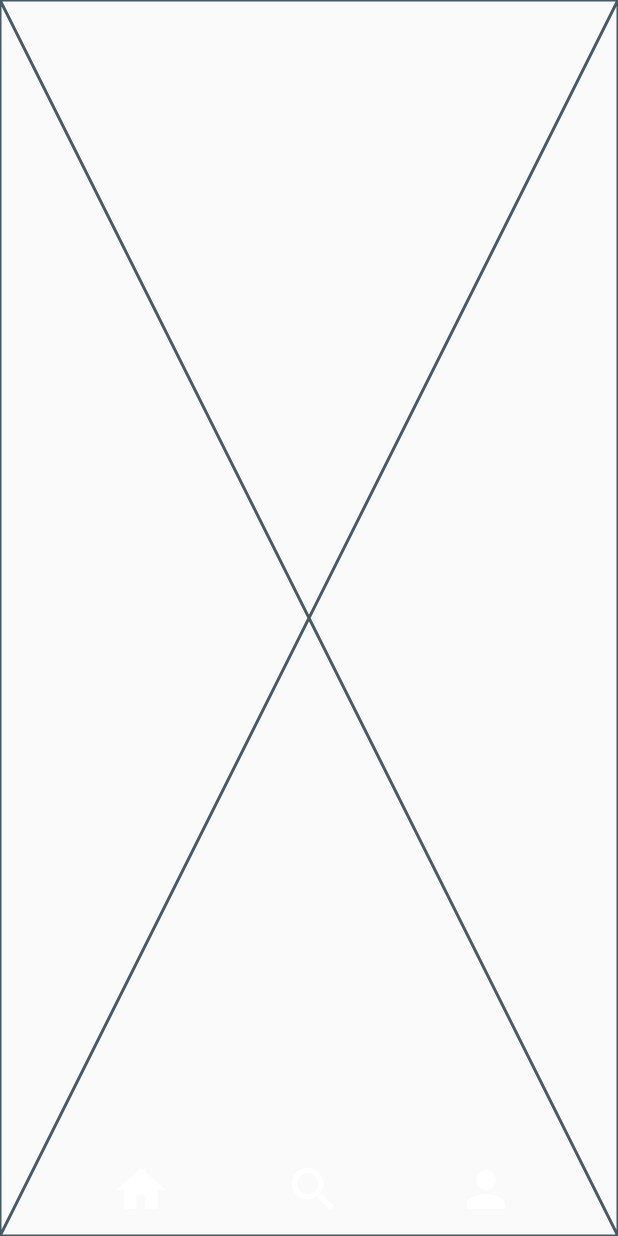
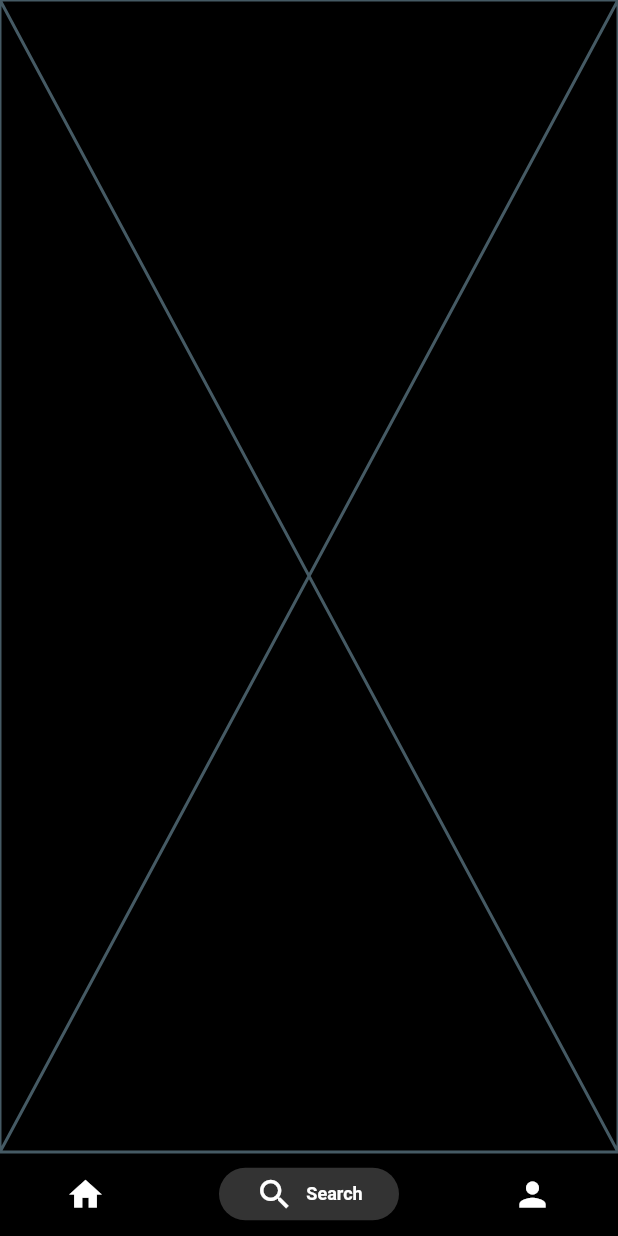
Before and after one commit to Molikaagarwal12/music_player_app, a Flutter app: the screen it shows after launch, item 2 of the bottom bar chosen, on a phone screen of 412 x 824 dp. Run offline on Flutter 3.47's test engine with Material 2 defaults, Android fonts, the phone set to English and light mode, and no system bars; drawn by our look-alikes of persistent_bottom_nav_bar; our stand-ins replace cached_network_image, firebase_auth, flutter_dotenv, get_it, google_fonts, just_audio; accounts and stored records are empty; network calls fail.

```diff
--- a/lib/main.dart
+++ b/lib/main.dart
@@ -4,12 +4,12 @@ import 'package:get_it/get_it.dart';
 import 'package:just_audio/just_audio.dart';
 import 'package:music_player/Screens/home_screen.dart';
 import 'package:music_player/Screens/search_screen.dart';
-
 import 'package:music_player/provider/mini_player_controller.dart';
 import 'package:music_player/widgets/mini_player.dart';
+import 'package:persistent_bottom_nav_bar/persistent_tab_view.dart';
 import 'package:provider/provider.dart';
 
-Future<void> main() async {
+void main() async {
   await dotenv.load();
   GetIt.I.registerSingleton<AudioPlayer>(AudioPlayer());
 
@@ -28,101 +28,39 @@ class MyApp extends StatelessWidget {
   Widget build(BuildContext context) {
     return MaterialApp(
       title: 'Flutter Demo',
-      home: const MyHome(),
+      home: const MiniPlayerWrapper(),
       routes: {
         '/search': (context) => const SearchScreen(),
         '/home': (context) => const MyHomePage(),
-        // Add other routes as needed
       },
     );
   }
 }
 
-class MyHome extends StatefulWidget {
-  const MyHome({Key? key}) : super(key: key);
-
-  @override
-  State<MyHome> createState() => _MyHomeState();
-}
-
-class _MyHomeState extends State<MyHome> {
-  int _currentIndex = 0;
+class MiniPlayerWrapper extends StatelessWidget {
+  const MiniPlayerWrapper({super.key});
 
   @override
   Widget build(BuildContext context) {
-    final List<Widget> tabs = [
-      const MyHomePage(),
-      const SearchScreen(),
-      const Center(
-        child: Text('User Profile'),
-      ),
-    ];
-
-    const iconSize = 38.0;
-    const tabBarHeight = 33.0;
-    const miniPlayerBottom = tabBarHeight + iconSize / 2;
     return Scaffold(
       body: Stack(
         children: [
-          Positioned.fill(
-            child: tabs[_currentIndex],
+          PersistentTabView(
+            context,
+            controller: PersistentTabController(initialIndex: 0),
+            screens: _buildScreens(),
+            items: _navBarsItems(),
+            confineInSafeArea: true,
+            backgroundColor: Colors.black.withOpacity(0.0),
           ),
           Positioned(
-            bottom: 0,
-            left: 0,
-            right: 0,
-            child: Container(
-              padding: const EdgeInsets.symmetric(vertical: 10),
-              child: Row(
-                mainAxisAlignment: MainAxisAlignment.spaceEvenly,
-                children: [
-                  IconButton(
-                    onPressed: () {
-                      setState(() {
-                        _currentIndex = 0;
-                      });
-                    },
-                    icon: const Icon(
-                      Icons.home,
-                      color: Colors.white,
-                      size: iconSize,
-                    ),
-                  ),
-                  IconButton(
-                    onPressed: () {
-                      setState(() {
-                        _currentIndex = 1;
-                      });
-                    },
-                    icon: const Icon(
-                      Icons.search,
-                      color: Colors.white,
-                      size: iconSize,
-                    ),
-                  ),
-                  IconButton(
-                    onPressed: () {
-                      setState(() {
-                        _currentIndex = 2;
-                      });
-                    },
-                    icon: const Icon(
-                      Icons.person,
-                      color: Colors.white,
-                      size: iconSize,
-                    ),
-                  ),
-                ],
-              ),
-            ),
-          ),
-          Positioned(
-            bottom: miniPlayerBottom,
+            bottom: 62,
             left: 0,
             right: 0,
             child: Consumer<MiniPlayerProvider>(
               builder: (context, miniPlayerProvider, _) {
                 if (miniPlayerProvider.isMiniPlayerVisible) {
+                  // Replace with your mini player widget
                   return GlobalMiniPlayer(
                     song: miniPlayerProvider.currentSong!,
                     onClose: () {
@@ -134,10 +72,42 @@ class _MyHomeState extends State<MyHome> {
                 }
               },
             ),
-
           ),
         ],
       ),
     );
   }
 }
+
+List<Widget> _buildScreens() {
+  return [
+    const MyHomePage(),
+    const SearchScreen(),
+    const Center(
+      child: Text('User Profile'),
+    ),
+  ];
+}
+
+List<PersistentBottomNavBarItem> _navBarsItems() {
+  return [
+    PersistentBottomNavBarItem(
+      icon: const Icon(Icons.home),
+      title: ("Home"),
+      activeColorPrimary: Colors.white,
+      inactiveColorPrimary: Colors.white,
+    ),
+    PersistentBottomNavBarItem(
+      icon: const Icon(Icons.search),
+      title: ("Search"),
+      activeColorPrimary: Colors.white,
+      inactiveColorPrimary: Colors.white,
+    ),
+    PersistentBottomNavBarItem(
+      icon: const Icon(Icons.person),
+      title: ("Profile"),
+      activeColorPrimary: Colors.white,
+      inactiveColorPrimary: Colors.white,
+    ),
+  ];
+}
```
Also changed, not shown: lib/Screens/home_screen.dart (+6 -6 lines), lib/provider/mini_player_controller.dart (+12 -12 lines), lib/widgets/alubm_song_list.dart (+17 -13 lines), lib/widgets/mini_player.dart (+8 -12 lines), lib/widgets/playlist_song_details.dart (+16 -10 lines).
